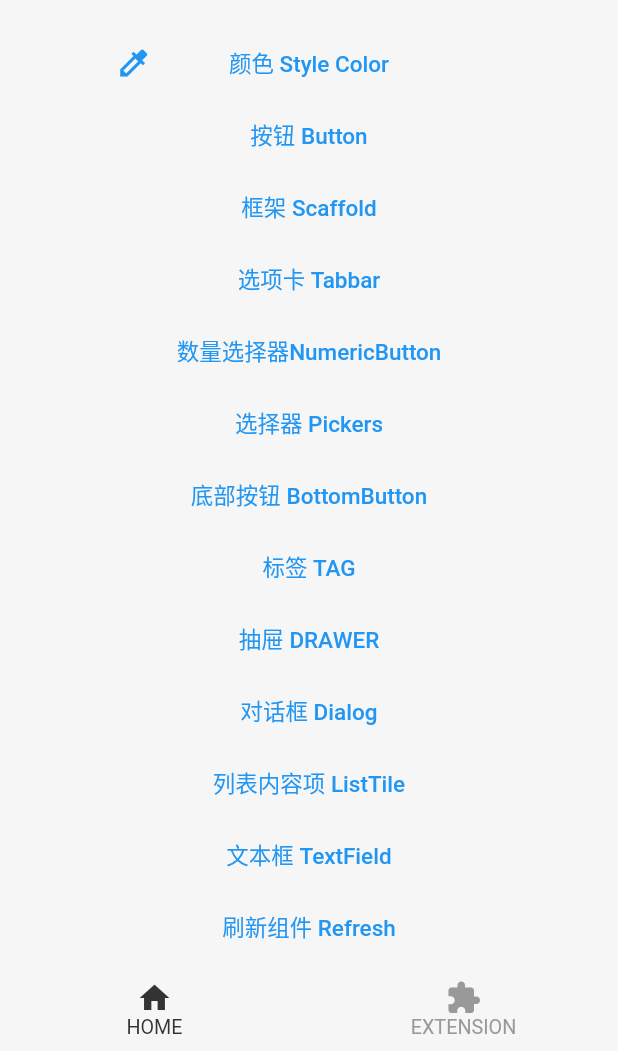
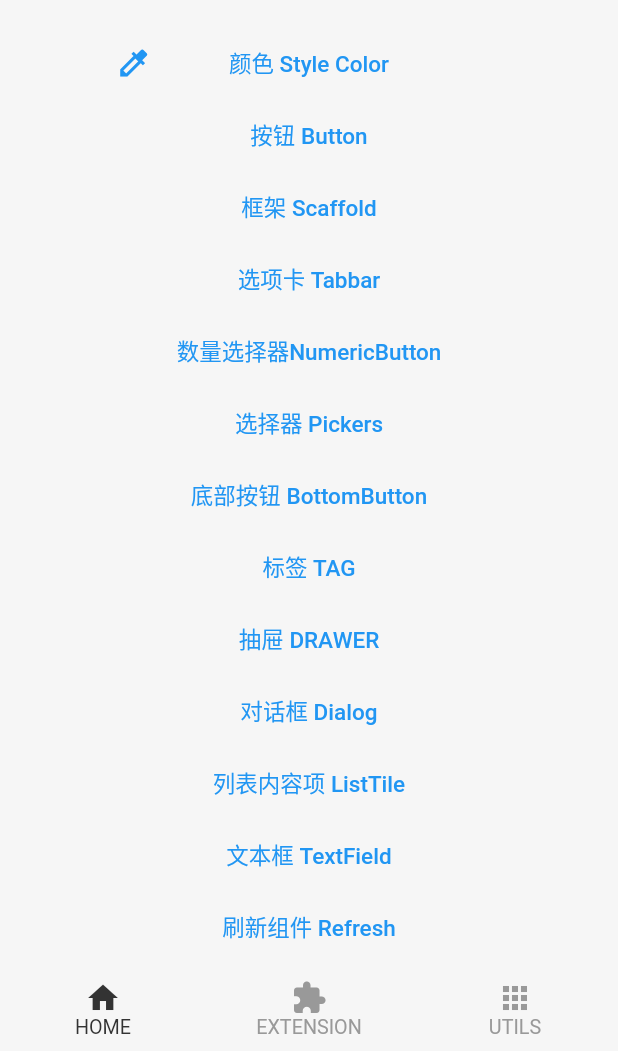
Before and after one commit to xwz1999/ansu_ui, a Flutter app: the screen it shows after launch, on a phone screen of 412 x 824 dp, the part 185-1236 px from its top. Run offline on Flutter 3.47's test engine with Material 2 defaults, Android fonts, the phone set to English and light mode, and no system bars; our stand-ins replace bot_toast, expandable, flutter_easyrefresh, flutter_screenutil, get, image_picker and 1 more; missing offline and left inert: aku_ui.

Commit message:
update example app structure

```diff
--- a/example/lib/main.dart
+++ b/example/lib/main.dart
@@ -81,9 +81,18 @@ class _MyHomePageState extends State<MyHomePage> with TickerProviderStateMixin {
       bottomNavigationBar: ASNavigationBar(
         controller: _tabController,
         items: [
-          BottomNavigationBarItem(icon: Icon(Icons.home), label: 'HOME'),
           BottomNavigationBarItem(
-              icon: Icon(Icons.extension), label: 'EXTENSION'),
+            icon: Icon(Icons.home),
+            label: 'HOME',
+          ),
+          BottomNavigationBarItem(
+            icon: Icon(Icons.extension),
+            label: 'EXTENSION',
+          ),
+          BottomNavigationBarItem(
+            icon: Icon(Icons.apps),
+            label: 'UTILS',
+          ),
         ],
       ),
     );
--- a/example/lib/example_bottom_button.dart
+++ b/example/lib/widgets/example_bottom_button.dart
@@ -1,10 +1,11 @@
 import 'package:ansu_ui/ansu_ui.dart';
+import 'package:example/codeviewer/code_segments.dart';
+import 'package:example/common/code_view.dart';
 import 'package:flutter/material.dart';
 import 'package:flutter_screenutil/flutter_screenutil.dart';
 import 'package:get/get.dart';
 
-import 'codeviewer/code_segments.dart';
-import 'common/code_view.dart';
+
 
 class ExampleBottomButton extends StatefulWidget {
   ExampleBottomButton({Key key}) : super(key: key);
--- a/example/lib/example_picker.dart
+++ b/example/lib/widgets/example_picker.dart
@@ -1,11 +1,10 @@
 import 'dart:io';
 
 import 'package:ansu_ui/ansu_ui.dart';
+import 'package:example/codeviewer/code_segments.dart';
+import 'package:example/common/code_view.dart';
 import 'package:flutter/material.dart';
 import 'package:get/get.dart';
-
-import 'codeviewer/code_segments.dart';
-import 'common/code_view.dart';
 
 class ExamplePicker extends StatefulWidget {
   ExamplePicker({Key key}) : super(key: key);
--- a/example/lib/example_tag.dart
+++ b/example/lib/widgets/example_tag.dart
@@ -1,11 +1,11 @@
 import 'package:ansu_ui/ansu_ui.dart';
+import 'package:example/codeviewer/code_segments.dart';
+import 'package:example/common/code_view.dart';
 import 'package:flutter/material.dart';
 import 'package:flutter_screenutil/flutter_screenutil.dart';
 import 'package:get/get.dart';
 import 'package:velocity_x/velocity_x.dart';
 
-import 'codeviewer/code_segments.dart';
-import 'common/code_view.dart';
 
 class ExampleTag extends StatefulWidget {
   ExampleTag({Key key}) : super(key: key);
```
Also changed, not shown: example/lib/main_home.dart (+15 -15 lines), example/lib/widgets/example_box.dart (renamed from example/lib/example_box.dart), example/lib/widgets/example_button.dart (renamed from example/lib/example_button.dart), example/lib/widgets/example_dialog.dart (renamed from example/lib/example_dialog.dart), example/lib/widgets/example_drawer.dart (renamed from example/lib/example_drawer.dart), example/lib/widgets/example_listtile.dart (renamed from example/lib/example_listtile.dart), example/lib/widgets/example_numeric_button.dart (renamed from example/lib/example_numeric_button.dart), example/lib/widgets/example_pop_up_menu.dart (renamed from example/lib/example_pop_up_menu.dart), example/lib/widgets/example_refresh.dart (renamed from example/lib/example_refresh.dart), example/lib/widgets/example_scaffold.dart (renamed from example/lib/example_scaffold.dart), example/lib/widgets/example_style_color.dart (renamed from example/lib/example_style_color.dart), example/lib/widgets/example_tab_bar.dart (renamed from example/lib/example_tab_bar.dart), example/lib/widgets/example_text_field.dart (renamed from example/lib/example_text_field.dart).
